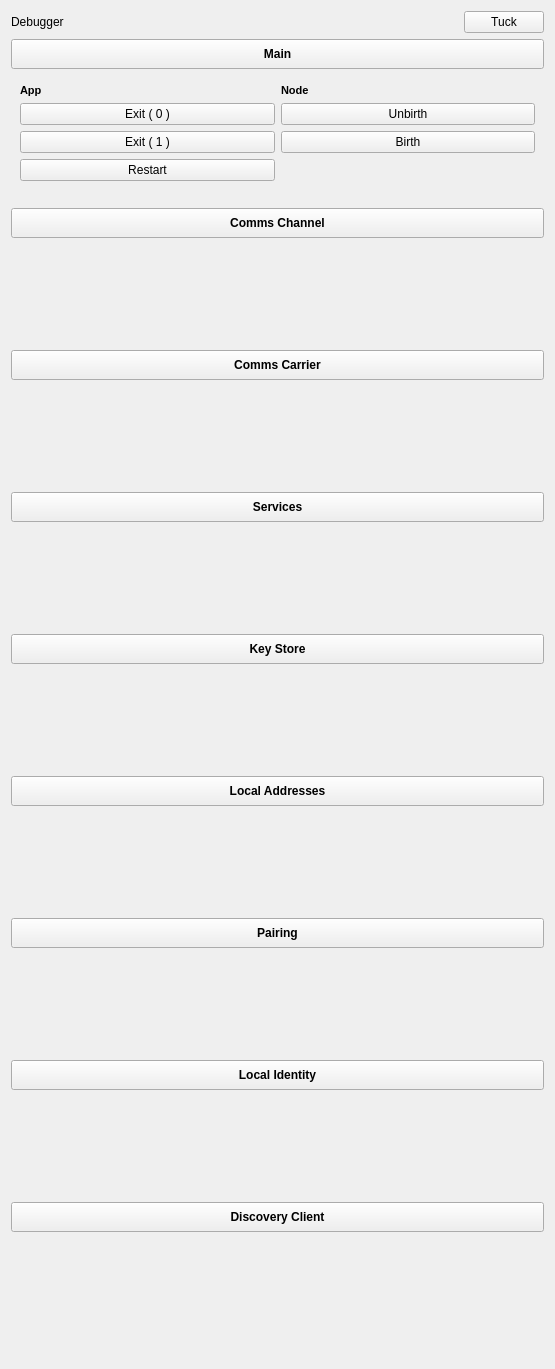
Qt form integration/v2/src/libs/libuptime/widgets/uptime/ui/DebuggerWidget.ui (mrdeveloperdude/OctoMY) before a commit.
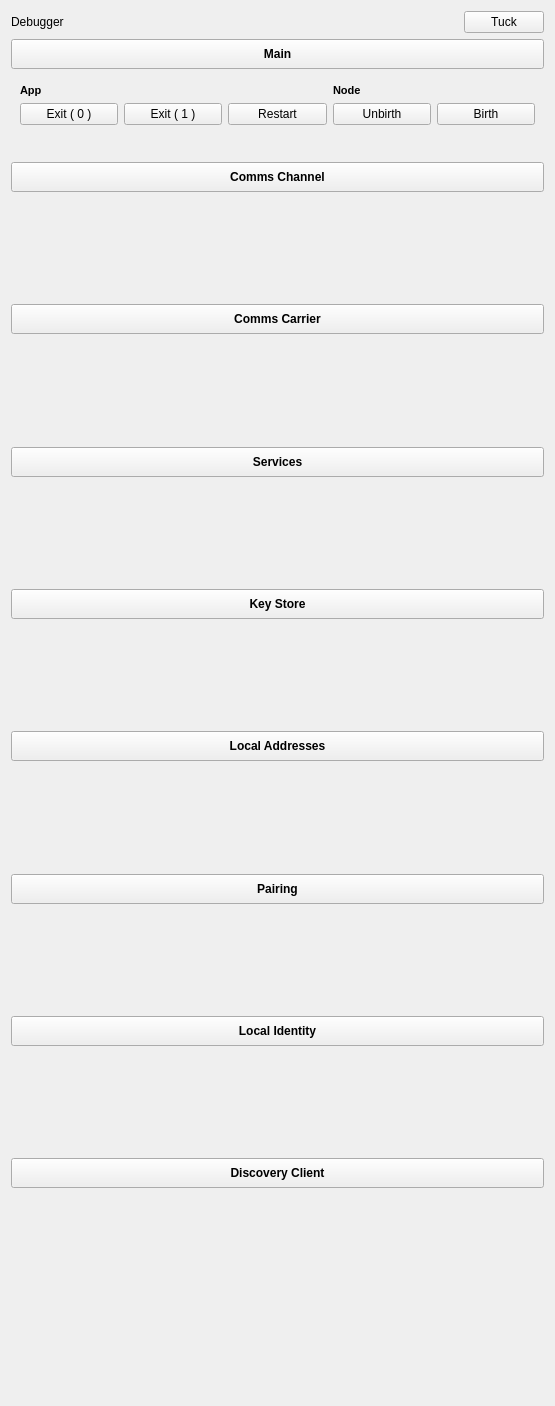
The same form after that commit. Custom widgets are drawn as their Qt base class.

Commit message: Compacted debugger widget UI

```diff
--- a/integration/v2/src/libs/libuptime/widgets/uptime/ui/DebuggerWidget.ui
+++ b/integration/v2/src/libs/libuptime/widgets/uptime/ui/DebuggerWidget.ui
@@ -7,7 +7,7 @@
     <x>0</x>
     <y>0</y>
     <width>555</width>
-    <height>1264</height>
+    <height>1406</height>
    </rect>
   </property>
   <property name="windowTitle">
@@ -119,126 +119,6 @@
       </sizepolicy>
      </property>
      <layout class="QGridLayout" name="gridLayout_5">
-      <item row="0" column="1">
-       <widget class="QLabel" name="label_21">
-        <property name="sizePolicy">
-         <sizepolicy hsizetype="MinimumExpanding" vsizetype="Minimum">
-          <horstretch>0</horstretch>
-          <verstretch>0</verstretch>
-         </sizepolicy>
-        </property>
-        <property name="font">
-         <font>
-          <pointsize>8</pointsize>
-          <weight>75</weight>
-          <bold>true</bold>
-         </font>
-        </property>
-        <property name="text">
-         <string>Node</string>
-        </property>
-       </widget>
-      </item>
-      <item row="0" column="0">
-       <widget class="QLabel" name="label_28">
-        <property name="sizePolicy">
-         <sizepolicy hsizetype="MinimumExpanding" vsizetype="Minimum">
-          <horstretch>0</horstretch>
-          <verstretch>0</verstretch>
-         </sizepolicy>
-        </property>
-        <property name="font">
-         <font>
-          <pointsize>8</pointsize>
-          <weight>75</weight>
-          <bold>true</bold>
-         </font>
-        </property>
-        <property name="text">
-         <string>App</string>
-        </property>
-       </widget>
-      </item>
-      <item row="1" column="1">
-       <widget class="QPushButton" name="pushButtonUnbirth">
-        <property name="sizePolicy">
-         <sizepolicy hsizetype="Expanding" vsizetype="Minimum">
-          <horstretch>0</horstretch>
-          <verstretch>0</verstretch>
-         </sizepolicy>
-        </property>
-        <property name="maximumSize">
-         <size>
-          <width>9999</width>
-          <height>16777215</height>
-         </size>
-        </property>
-        <property name="toolTip">
-         <string>Invoke app quit using internal shutdown routines</string>
-        </property>
-        <property name="text">
-         <string>Unbirth</string>
-        </property>
-       </widget>
-      </item>
-      <item row="2" column="1">
-       <widget class="QPushButton" name="pushButtonBirth">
-        <property name="sizePolicy">
-         <sizepolicy hsizetype="Expanding" vsizetype="Minimum">
-          <horstretch>0</horstretch>
-          <verstretch>0</verstretch>
-         </sizepolicy>
-        </property>
-        <property name="maximumSize">
-         <size>
-          <width>9999</width>
-          <height>16777215</height>
-         </size>
-        </property>
-        <property name="toolTip">
-         <string>Invoke app quit using internal shutdown routines</string>
-        </property>
-        <property name="text">
-         <string>Birth</string>
-        </property>
-       </widget>
-      </item>
-      <item row="5" column="1">
-       <widget class="NetworkSettingsWidget" name="widgetNetworkSettings" native="true">
-        <property name="sizePolicy">
-         <sizepolicy hsizetype="Minimum" vsizetype="Minimum">
-          <horstretch>0</horstretch>
-          <verstretch>0</verstretch>
-         </sizepolicy>
-        </property>
-        <property name="minimumSize">
-         <size>
-          <width>50</width>
-          <height>0</height>
-         </size>
-        </property>
-       </widget>
-      </item>
-      <item row="3" column="1">
-       <widget class="TryToggle" name="tryToggleAlways" native="true">
-        <property name="sizePolicy">
-         <sizepolicy hsizetype="Minimum" vsizetype="Minimum">
-          <horstretch>0</horstretch>
-          <verstretch>0</verstretch>
-         </sizepolicy>
-        </property>
-       </widget>
-      </item>
-      <item row="4" column="1">
-       <widget class="TryToggle" name="tryToggleDiscovery" native="true">
-        <property name="sizePolicy">
-         <sizepolicy hsizetype="Minimum" vsizetype="Minimum">
-          <horstretch>0</horstretch>
-          <verstretch>0</verstretch>
-         </sizepolicy>
-        </property>
-       </widget>
-      </item>
       <item row="1" column="0">
        <widget class="QPushButton" name="pushButtonQuitSuccess">
         <property name="sizePolicy">
@@ -261,7 +141,27 @@
         </property>
        </widget>
       </item>
-      <item row="2" column="0">
+      <item row="0" column="3">
+       <widget class="QLabel" name="label_21">
+        <property name="sizePolicy">
+         <sizepolicy hsizetype="MinimumExpanding" vsizetype="Minimum">
+          <horstretch>0</horstretch>
+          <verstretch>0</verstretch>
+         </sizepolicy>
+        </property>
+        <property name="font">
+         <font>
+          <pointsize>8</pointsize>
+          <weight>75</weight>
+          <bold>true</bold>
+         </font>
+        </property>
+        <property name="text">
+         <string>Node</string>
+        </property>
+       </widget>
+      </item>
+      <item row="1" column="1">
        <widget class="QPushButton" name="pushButtonQuitFail">
         <property name="sizePolicy">
          <sizepolicy hsizetype="Expanding" vsizetype="Minimum">
@@ -283,7 +183,69 @@
         </property>
        </widget>
       </item>
-      <item row="3" column="0">
+      <item row="2" column="3">
+       <widget class="TryToggle" name="tryToggleAlways" native="true">
+        <property name="sizePolicy">
+         <sizepolicy hsizetype="Minimum" vsizetype="Minimum">
+          <horstretch>0</horstretch>
+          <verstretch>0</verstretch>
+         </sizepolicy>
+        </property>
+       </widget>
+      </item>
+      <item row="0" column="0">
+       <widget class="QLabel" name="label_28">
+        <property name="sizePolicy">
+         <sizepolicy hsizetype="MinimumExpanding" vsizetype="Minimum">
+          <horstretch>0</horstretch>
+          <verstretch>0</verstretch>
+         </sizepolicy>
+        </property>
+        <property name="font">
+         <font>
+          <pointsize>8</pointsize>
+          <weight>75</weight>
+          <bold>true</bold>
+         </font>
+        </property>
+        <property name="text">
+         <string>App</string>
+        </property>
+       </widget>
+      </item>
+      <item row="2" column="4">
+       <widget class="TryToggle" name="tryToggleDiscovery" native="true">
+        <property name="sizePolicy">
+         <sizepolicy hsizetype="Minimum" vsizetype="Minimum">
+          <horstretch>0</horstretch>
+          <verstretch>0</verstretch>
+         </sizepolicy>
+        </property>
+       </widget>
+      </item>
+      <item row="1" column="4">
+       <widget class="QPushButton" name="pushButtonBirth">
+        <property name="sizePolicy">
+         <sizepolicy hsizetype="Expanding" vsizetype="Minimum">
+          <horstretch>0</horstretch>
+          <verstretch>0</verstretch>
+         </sizepolicy>
+        </property>
+        <property name="maximumSize">
+         <size>
+          <width>9999</width>
+          <height>16777215</height>
+         </size>
+        </property>
+        <property name="toolTip">
+         <string>Invoke app quit using internal shutdown routines</string>
+        </property>
+        <property name="text">
+         <string>Birth</string>
+        </property>
+       </widget>
+      </item>
+      <item row="1" column="2">
        <widget class="QPushButton" name="pushButtonRestart">
         <property name="enabled">
          <bool>true</bool>
@@ -308,6 +270,44 @@
         </property>
        </widget>
       </item>
+      <item row="1" column="3">
+       <widget class="QPushButton" name="pushButtonUnbirth">
+        <property name="sizePolicy">
+         <sizepolicy hsizetype="Expanding" vsizetype="Minimum">
+          <horstretch>0</horstretch>
+          <verstretch>0</verstretch>
+         </sizepolicy>
+        </property>
+        <property name="maximumSize">
+         <size>
+          <width>9999</width>
+          <height>16777215</height>
+         </size>
+        </property>
+        <property name="toolTip">
+         <string>Invoke app quit using internal shutdown routines</string>
+        </property>
+        <property name="text">
+         <string>Unbirth</string>
+        </property>
+       </widget>
+      </item>
+      <item row="3" column="0" colspan="5">
+       <widget class="NetworkSettingsWidget" name="widgetNetworkSettings" native="true">
+        <property name="sizePolicy">
+         <sizepolicy hsizetype="Minimum" vsizetype="Minimum">
+          <horstretch>0</horstretch>
+          <verstretch>0</verstretch>
+         </sizepolicy>
+        </property>
+        <property name="minimumSize">
+         <size>
+          <width>50</width>
+          <height>10</height>
+         </size>
+        </property>
+       </widget>
+      </item>
      </layout>
     </widget>
    </item>
@@ -787,9 +787,9 @@
  </widget>
  <customwidgets>
   <customwidget>
-   <class>LocalIdentityDebugWidget</class>
+   <class>NetworkSettingsWidget</class>
    <extends>QWidget</extends>
-   <header location="global">widgets/debug/LocalIdentityDebugWidget.hpp</header>
+   <header location="global">widgets/NetworkSettingsWidget.hpp</header>
    <container>1</container>
   </customwidget>
   <customwidget>
@@ -798,6 +798,12 @@
    <header location="global">widgets/pairing/PairingListWidget.hpp</header>
    <container>1</container>
   </customwidget>
+  <customwidget>
+   <class>LocalIdentityDebugWidget</class>
+   <extends>QWidget</extends>
+   <header location="global">widgets/debug/LocalIdentityDebugWidget.hpp</header>
+   <container>1</container>
+  </customwidget>
   <customwidget>
    <class>KeyStoreDebugWidget</class>
    <extends>QWidget</extends>
@@ -810,12 +816,6 @@
    <header location="global">widgets/debug/LocalAddressesDebugWidget.hpp</header>
    <container>1</container>
   </customwidget>
-  <customwidget>
-   <class>NetworkSettingsWidget</class>
-   <extends>QWidget</extends>
-   <header location="global">widgets/NetworkSettingsWidget.hpp</header>
-   <container>1</container>
-  </customwidget>
   <customwidget>
    <class>TryToggle</class>
    <extends>QWidget</extends>
```
The commit also changes 7 other files.
